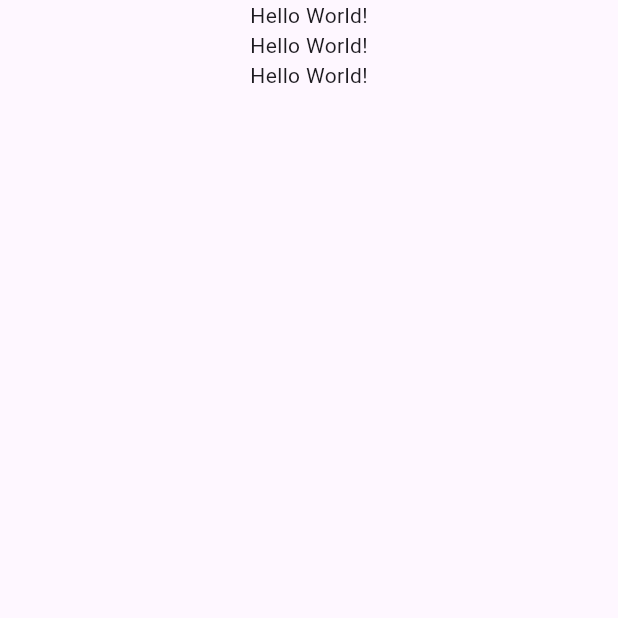
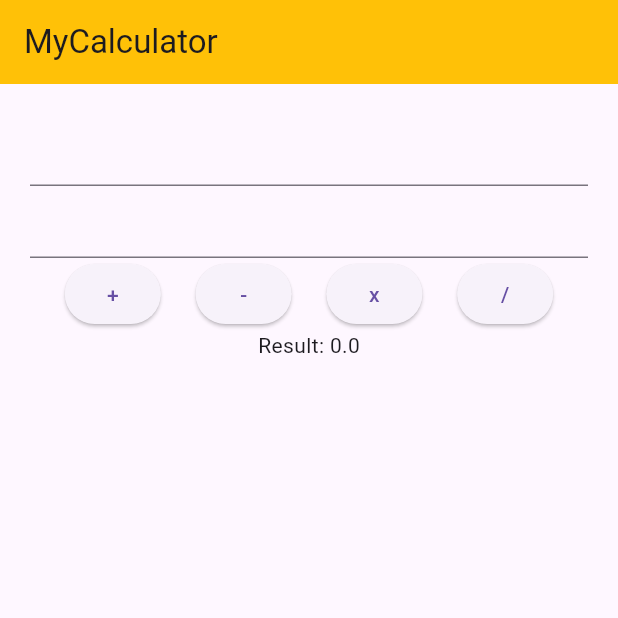
Before and after one commit to ahmadhanis/FlutterA242_STIJ6044, a Flutter app: the screen it shows after launch, on a phone screen of 412 x 824 dp, the top half of it. Run offline on Flutter 3.47's test engine with Material 3 defaults, Android fonts, the phone set to English and light mode, and no system bars.

Commit message:
calc app updated

```diff
--- /dev/null
+++ b/my_simple_calc/lib/calculatorscreen.dart
@@ -0,0 +1,88 @@
+import 'package:flutter/material.dart';
+
+class CalculatorScreen extends StatefulWidget {
+  const CalculatorScreen({super.key});
+
+  @override
+  State<CalculatorScreen> createState() => _CalculatorScreenState();
+}
+
+class _CalculatorScreenState extends State<CalculatorScreen> {
+  TextEditingController firstNumber = TextEditingController();
+  TextEditingController secondNumber = TextEditingController();
+  double result = 0.0;
+
+  @override
+  Widget build(BuildContext context) {
+    return Scaffold(
+        appBar: AppBar(
+          title: const Text("MyCalculator"),
+          backgroundColor: Colors.amber,
+        ),
+        body: Container(
+          padding: const EdgeInsets.all(20),
+          child: Column(children: [
+            TextField(
+              controller: firstNumber,
+            ),
+            TextField(
+              controller: secondNumber,
+            ),
+            Row(
+              mainAxisAlignment: MainAxisAlignment.spaceEvenly,
+              children: [
+                ElevatedButton(
+                    onPressed: () {
+                      addOperation();
+                    },
+                    child: const Text("+")),
+                ElevatedButton(
+                    onPressed: () {
+                      minusOperation();
+                    },
+                    child: const Text("-")),
+                ElevatedButton(
+                    onPressed: () {
+                      multOperation();
+                    },
+                    child: const Text("x")),
+                ElevatedButton(
+                    onPressed: () {
+                      divOperation();
+                    },
+                    child: const Text("/")),
+              ],
+            ),
+            Text("Result: $result")
+          ]),
+        ));
+  }
+
+  void addOperation() {
+    double numa = double.parse(firstNumber.text);
+    double numb = double.parse(secondNumber.text);
+    result = numa + numb;
+    setState(() {});
+  }
+
+  void minusOperation() {
+    double numa = double.parse(firstNumber.text);
+    double numb = double.parse(secondNumber.text);
+    result = numa - numb;
+    setState(() {});
+  }
+
+  void multOperation() {
+    double numa = double.parse(firstNumber.text);
+    double numb = double.parse(secondNumber.text);
+    result = numa * numb;
+    setState(() {});
+  }
+
+  void divOperation() {
+    double numa = double.parse(firstNumber.text);
+    double numb = double.parse(secondNumber.text);
+    result = numa / numb;
+    setState(() {});
+  }
+}
--- a/my_simple_calc/lib/main.dart
+++ b/my_simple_calc/lib/main.dart
@@ -1,4 +1,6 @@
 import 'package:flutter/material.dart';
+import 'package:flutter/widgets.dart';
+import 'package:my_simple_calc/calculatorscreen.dart';
 
 void main() {
   runApp(const MainApp());
@@ -10,15 +12,37 @@ class MainApp extends StatelessWidget {
   @override
   Widget build(BuildContext context) {
     return const MaterialApp(
-      home: Scaffold(
-        body: Center(
-          child: Column(children: [
-            Text('Hello World!'),
-            Text('Hello World!'),
-            Text('Hello World!'),
-          ]),
-        ),
-      ),
+      home: SplashScreen(),
     );
   }
 }
+
+class SplashScreen extends StatefulWidget {
+  const SplashScreen({super.key});
+
+  @override
+  State<SplashScreen> createState() => _SplashScreenState();
+}
+
+class _SplashScreenState extends State<SplashScreen> {
+
+  @override
+  void initState() {
+    // TODO: implement initState
+    super.initState();
+    Future.delayed(const Duration(seconds: 3), () {
+      Navigator.pushReplacement(
+          context, MaterialPageRoute(builder: (context) => const CalculatorScreen()));
+    });
+  }
+  @override
+  Widget build(BuildContext context) {
+    return const Scaffold(
+        body: Center(
+      child: Text(
+        'MyCalculator',
+        style: TextStyle(fontSize: 30, fontWeight: FontWeight.bold),
+      ),
+    ));
+  }
+}
```
